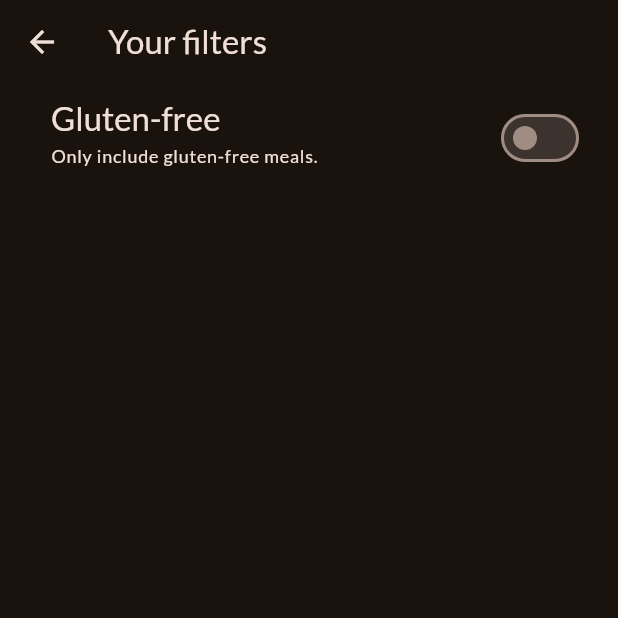
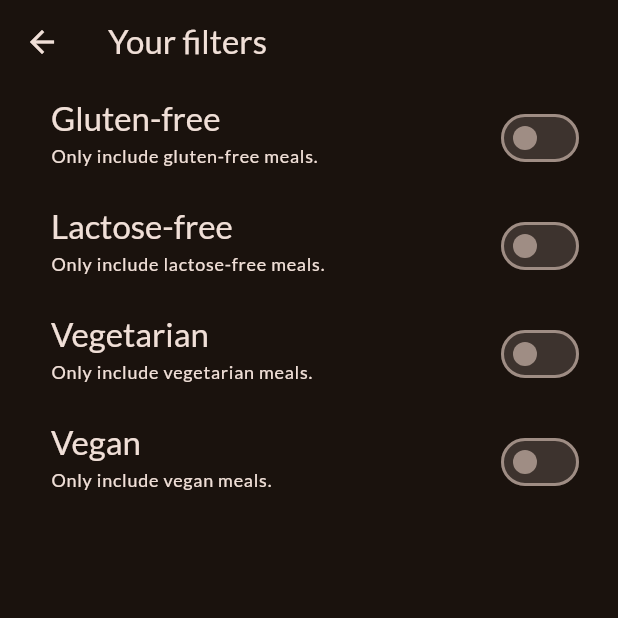
Before and after one commit to Rustam1821/flutter_meals, a Flutter app: the FiltersScreen screen opened directly, on a phone screen of 412 x 824 dp, the top half of it. Run offline on Flutter 3.47's test engine with Material 3 defaults, Android fonts, the phone set to English and light mode, and no system bars; our stand-ins replace google_fonts, transparent_image.

Commit message:
Filter items added

```diff
--- a/lib/screens/filters.dart
+++ b/lib/screens/filters.dart
@@ -1,4 +1,6 @@
 import 'package:flutter/material.dart';
+
+import '../widgets/filter_item.dart';
 
 class FiltersScreen extends StatefulWidget {
   const FiltersScreen({super.key});
@@ -11,6 +13,9 @@ class FiltersScreen extends StatefulWidget {
 
 class _FiltersScreenState extends State<FiltersScreen> {
   var _glutenFreeFilterSet = false;
+  var _lactoseFreeFilterSet = false;
+  var _vegetarianFilterSet = false;
+  var _veganFilterSet = false;
 
   @override
   Widget build(BuildContext context) {
@@ -20,28 +25,46 @@ class _FiltersScreenState extends State<FiltersScreen> {
       ),
       body: Column(
         children: [
-          SwitchListTile(
-            value: _glutenFreeFilterSet,
+          FilterItem(
+            filterSet: _glutenFreeFilterSet,
+            titleText: 'Gluten-free',
+            subtitleText: 'Only include gluten-free meals.',
             onChanged: (isChecked) {
               setState(() {
                 _glutenFreeFilterSet = isChecked;
               });
             },
-            title: Text(
-              'Gluten-free',
-              style: Theme.of(context).textTheme.titleLarge?.copyWith(
-                    color: Theme.of(context).colorScheme.onBackground,
-                  ),
-            ),
-            subtitle: Text(
-              'Only include gluten-free meals.',
-              style: Theme.of(context).textTheme.labelMedium?.copyWith(
-                    color: Theme.of(context).colorScheme.onBackground,
-                  ),
-            ),
-            activeColor: Theme.of(context).colorScheme.tertiary,
-            contentPadding: const EdgeInsets.only(left: 34, right: 22),
-          )
+          ),
+          FilterItem(
+            filterSet: _lactoseFreeFilterSet,
+            titleText: 'Lactose-free',
+            subtitleText: 'Only include lactose-free meals.',
+            onChanged: (isChecked) {
+              setState(() {
+                _lactoseFreeFilterSet = isChecked;
+              });
+            },
+          ),
+          FilterItem(
+            filterSet: _vegetarianFilterSet,
+            titleText: 'Vegetarian',
+            subtitleText: 'Only include vegetarian meals.',
+            onChanged: (isChecked) {
+              setState(() {
+                _vegetarianFilterSet = isChecked;
+              });
+            },
+          ),
+          FilterItem(
+            filterSet: _veganFilterSet,
+            titleText: 'Vegan',
+            subtitleText: 'Only include vegan meals.',
+            onChanged: (isChecked) {
+              setState(() {
+                _veganFilterSet = isChecked;
+              });
+            },
+          ),
         ],
       ),
     );
--- /dev/null
+++ b/lib/widgets/filter_item.dart
@@ -0,0 +1,48 @@
+import 'package:flutter/material.dart';
+
+class FilterItem extends StatelessWidget {
+  const FilterItem({
+    super.key,
+    required bool filterSet,
+    required titleText,
+    required subtitleText,
+    required onChanged,
+  })  : _filterSet = filterSet,
+        _titleText = titleText,
+        _subtitleText = subtitleText,
+        _onChanged = onChanged;
+
+  final bool _filterSet;
+  final String _titleText;
+  final String _subtitleText;
+  final void Function (bool) _onChanged;
+
+  @override
+  Widget build(BuildContext context) {
+    return SwitchListTile(
+      value: _filterSet,
+      onChanged: _onChanged,
+      // onChanged: (isChecked) {
+        // setState(() {
+        //   _glutenFreeFilterSet = isChecked;
+        // });
+
+      title: Text(
+        // 'Gluten-free',
+        _titleText,
+        style: Theme.of(context).textTheme.titleLarge?.copyWith(
+              color: Theme.of(context).colorScheme.onBackground,
+            ),
+      ),
+      subtitle: Text(
+        // 'Only include gluten-free meals.',
+        _subtitleText,
+        style: Theme.of(context).textTheme.labelMedium?.copyWith(
+              color: Theme.of(context).colorScheme.onBackground,
+            ),
+      ),
+      activeColor: Theme.of(context).colorScheme.tertiary,
+      contentPadding: const EdgeInsets.only(left: 34, right: 22),
+    );
+  }
+}
```
